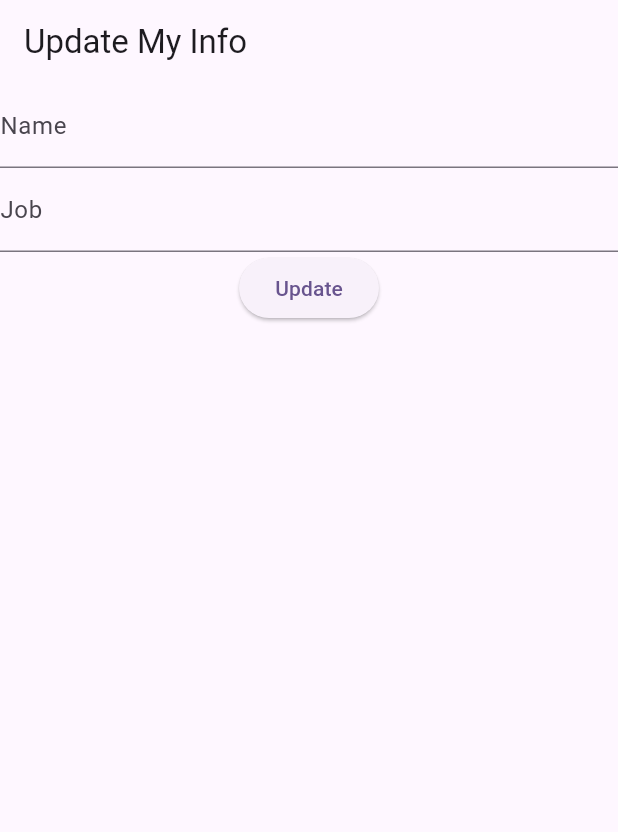
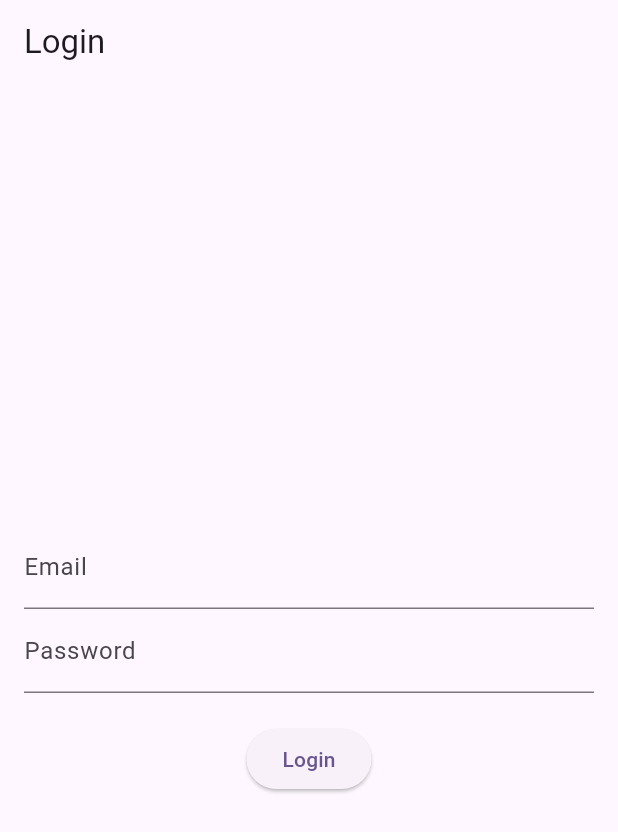
Before and after one commit to Adsoftwares1/batch-3-flutter, a Flutter app: the screen it shows after launch, on a phone screen of 412 x 824 dp. Shown: the top 832 px of the screen. Run offline on Flutter 3.47's test engine with Material 3 defaults, Android fonts, the phone set to English and light mode, and no system bars; our stand-ins replace cached_network_image, dotted_border, google_fonts, shared_preferences.

Commit message:
sharedprefrences

```diff
--- /dev/null
+++ b/lib/1_23_2024/login_scree_shared.dart
@@ -0,0 +1,98 @@
+import 'package:first_app_batch_3/1_23_2024/home_screen_shared.dart';
+import 'package:flutter/material.dart';
+import 'package:shared_preferences/shared_preferences.dart';
+
+class LoginScreenSharedPrefrences extends StatefulWidget {
+  const LoginScreenSharedPrefrences({Key? key}) : super(key: key);
+
+  @override
+  _LoginScreenSharedPrefrencesState createState() =>
+      _LoginScreenSharedPrefrencesState();
+}
+
+class _LoginScreenSharedPrefrencesState
+    extends State<LoginScreenSharedPrefrences> {
+  final TextEditingController emailController = TextEditingController();
+  final TextEditingController passwordController = TextEditingController();
+  bool isLoading = false;
+
+  void _login() async {
+    setState(() {
+      isLoading = true;
+    });
+
+    // call the api
+    await Future.delayed(Duration(seconds: 3));
+
+    // Here you would typically check the credentials
+    print(
+        'Email: ${emailController.text}, Password: ${passwordController.text}');
+
+    // store my token in shared preferences
+    // declare shared preferences object
+    SharedPreferences sharedPreferencesObject =
+        await SharedPreferences.getInstance();
+    if (emailController.text == 'admin' &&
+        passwordController.text == '123456') {
+      // store bool value in shared preferences
+      await sharedPreferencesObject.setBool("isLogin", true);
+      // navigate to home screen
+      Navigator.push(
+          context,
+          MaterialPageRoute(
+              builder: (context) => HomeScreenSharedPrefrences()));
+      // Show a success message
+      ScaffoldMessenger.of(context).showSnackBar(
+        SnackBar(content: Text('Login successful!')),
+      );
+    } else {
+      // store bool value in shared preferences
+      await sharedPreferencesObject.setBool("isLogin", false);
+      // Show a failed message
+      ScaffoldMessenger.of(context).showSnackBar(
+        SnackBar(content: Text('Login failed!')),
+      );
+    }
+
+    setState(() {
+      isLoading = false;
+    });
+  }
+
+  @override
+  Widget build(BuildContext context) {
+    return Scaffold(
+      appBar: AppBar(
+        title: Text('Login'),
+      ),
+      body: Center(
+        child: Padding(
+          padding: const EdgeInsets.all(16.0),
+          child: Column(
+            mainAxisAlignment: MainAxisAlignment.center,
+            children: [
+              TextField(
+                controller: emailController,
+                decoration: InputDecoration(
+                  labelText: 'Email',
+                ),
+              ),
+              TextField(
+                controller: passwordController,
+                decoration: InputDecoration(
+                  labelText: 'Password',
+                ),
+                obscureText: true,
+              ),
+              SizedBox(height: 20),
+              ElevatedButton(
+                onPressed: isLoading ? null : _login,
+                child: isLoading ? CircularProgressIndicator() : Text('Login'),
+              ),
+            ],
+          ),
+        ),
+      ),
+    );
+  }
+}
--- a/lib/main.dart
+++ b/lib/main.dart
@@ -17,10 +17,19 @@ import 'package:first_app_batch_3/1_1_2025/whatsapp_ui/Home_screen.dart';
 import 'package:first_app_batch_3/1_20_2025/login_screen.dart';
 import 'package:first_app_batch_3/1_20_2025/post_api.dart';
 import 'package:first_app_batch_3/1_20_2025/update_my_info.dart';
+import 'package:first_app_batch_3/1_23_2024/home_screen_shared.dart';
+import 'package:first_app_batch_3/1_23_2024/login_scree_shared.dart';
 import 'package:first_app_batch_3/revission/newtork_image.dart';
 import 'package:flutter/material.dart';
+import 'package:shared_preferences/shared_preferences.dart';
+late SharedPreferences sharedPreferencesObject;
+bool isLogin = false;
 
-void main() {
+void main() async{
+  WidgetsFlutterBinding.ensureInitialized();
+   sharedPreferencesObject = await SharedPreferences.getInstance();
+   isLogin = sharedPreferencesObject.getBool("isLogin") ?? false;
+
   runApp(const MyApp());
 }
 
@@ -37,7 +46,7 @@ class MyApp extends StatelessWidget {
         colorScheme: ColorScheme.fromSeed(seedColor: Colors.deepPurple),
         useMaterial3: true,
       ),
-      home: UpdateMyInfo(),
+      home: isLogin ? HomeScreenSharedPrefrences() : LoginScreenSharedPrefrences(),
     );
   }
 }
--- a/pubspec.yaml
+++ b/pubspec.yaml
@@ -40,6 +40,7 @@ dependencies:
   dotted_border: ^2.1.0
   cached_network_image: ^3.4.1
   http: ^1.2.2
+  shared_preferences: ^2.3.5
 
 dev_dependencies:
   flutter_test:
```
Also changed, not shown: lib/1_23_2024/home_screen_shared.dart (added, +88 -0 lines), pubspec.lock.
